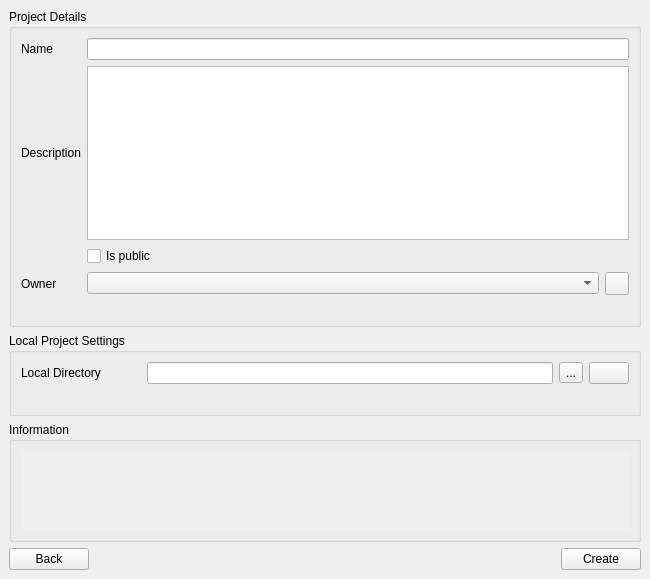
The window that download/profiles/QGIS4/profiles/geo_custom/python/plugins/qfieldsync/ui/cloud_create_project_widget.ui (yamamoto-ryuzo/kasugai_qgis) describes before a commit, drawn with Qt 5.
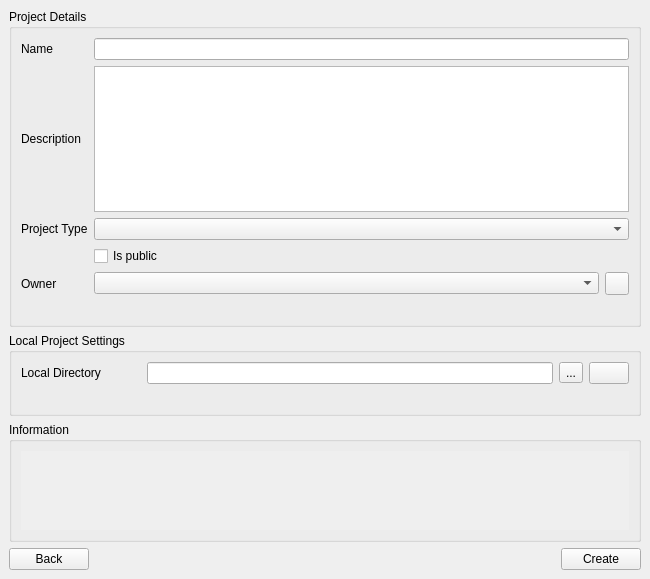
The same window after the commit. The open tabs and pages were chosen to show the change. Icons and pictures are not drawn.

Patch:
```diff
--- a/download/profiles/QGIS4/profiles/geo_custom/python/plugins/qfieldsync/ui/cloud_create_project_widget.ui
+++ b/download/profiles/QGIS4/profiles/geo_custom/python/plugins/qfieldsync/ui/cloud_create_project_widget.ui
@@ -156,7 +156,7 @@
           <string>Project Details</string>
          </property>
          <layout class="QGridLayout" name="projectDetailsLayout">
-          <item row="3" column="1">
+          <item row="4" column="1">
            <layout class="QHBoxLayout" name="projectOwnerHLayout">
             <item>
              <widget class="QComboBox" name="projectOwnerComboBox"/>
@@ -181,7 +181,7 @@
             </property>
            </widget>
           </item>
-          <item row="3" column="0">
+          <item row="4" column="0">
            <widget class="QLabel" name="projectOwnerLabel">
             <property name="text">
              <string>Owner</string>
@@ -198,7 +198,17 @@
           <item row="1" column="1">
            <widget class="QTextEdit" name="projectDescriptionTextEdit"/>
           </item>
+          <item row="2" column="0">
+           <widget class="QLabel" name="projectTypeLabel">
+            <property name="text">
+             <string>Project Type</string>
+            </property>
+           </widget>
+          </item>
           <item row="2" column="1">
+           <widget class="QComboBox" name="projectTypeComboBox"/>
+          </item>
+          <item row="3" column="1">
            <widget class="QCheckBox" name="projectIsPublicCheckBox">
             <property name="text">
              <string>Is public</string>
@@ -221,7 +231,7 @@
             </property>
            </widget>
           </item>
-          <item row="4" column="1">
+          <item row="5" column="1">
            <widget class="QLabel" name="projectOwnerFeedbackLabel">
             <property name="visible">
              <bool>false</bool>
```
